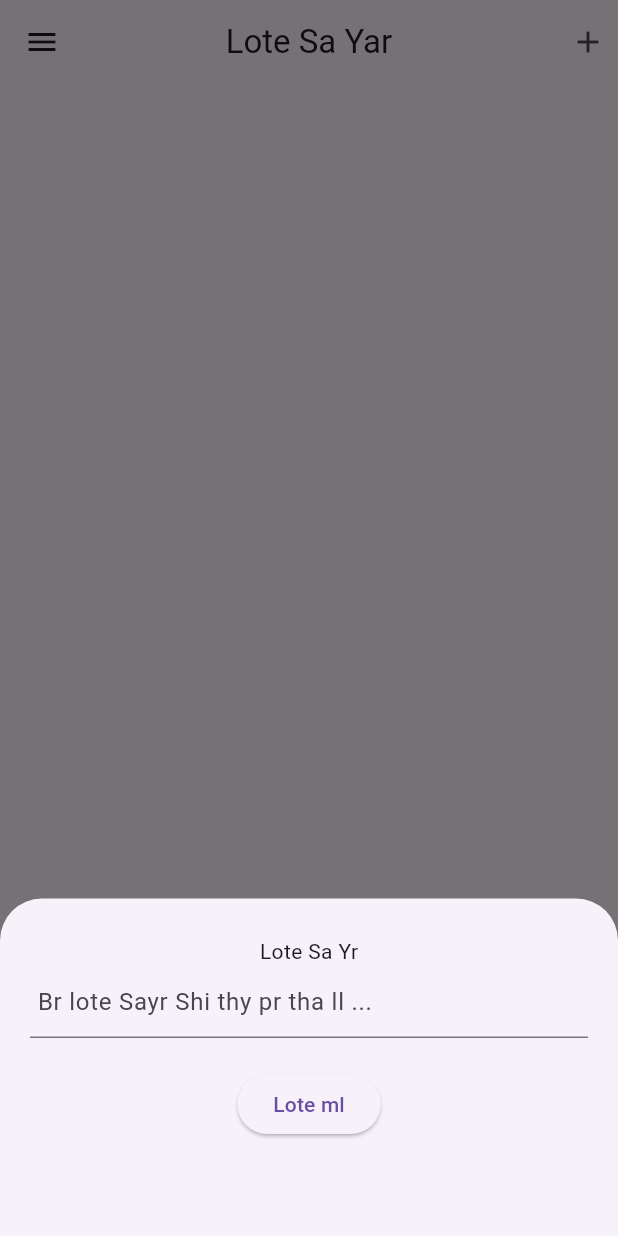
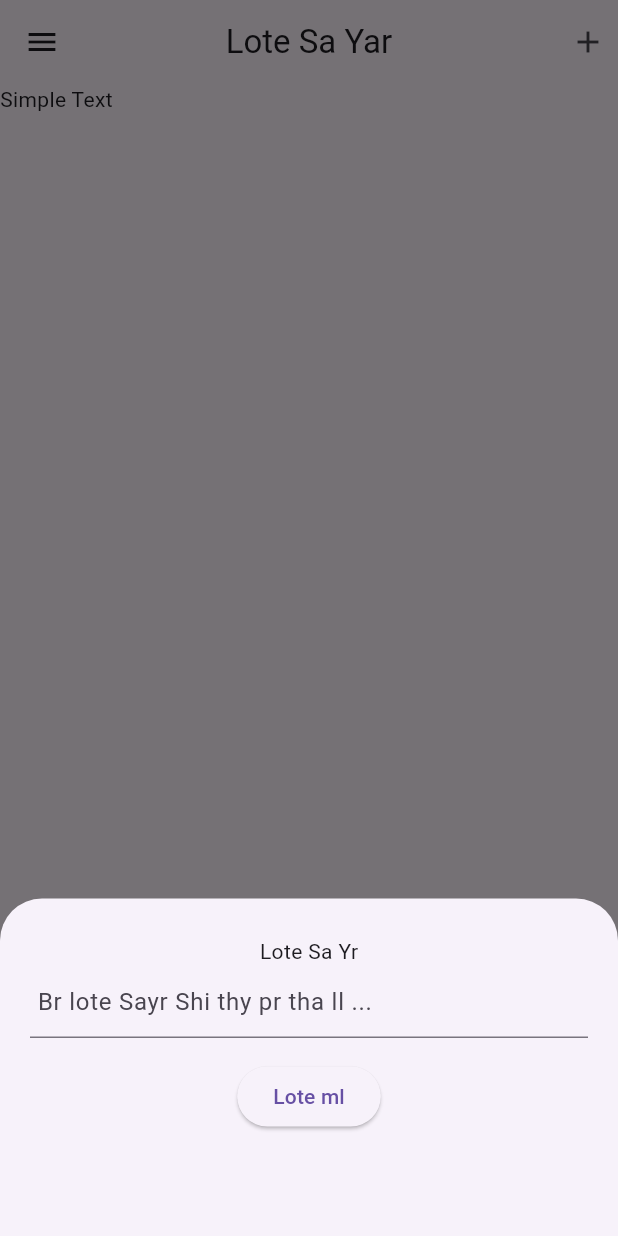
Before and after one commit to Myatty/Lote-Sa-Yar, a Flutter app: the screen it shows after launch, after a tap on the "add" icon, on a phone screen of 412 x 824 dp. Run offline on Flutter 3.47's test engine with Material 3 defaults, Android fonts, the phone set to English and light mode, and no system bars; our stand-ins replace feather_icons.

Commit message:
Fix keyboard overlaps

```diff
--- a/lib/addTodo.dart
+++ b/lib/addTodo.dart
@@ -1,7 +1,8 @@
 import 'package:flutter/material.dart';
 
 class AddTodo extends StatefulWidget {
-  const AddTodo({super.key});
+  void Function() changeText;
+  AddTodo({super.key, required this.changeText});
 
   @override
   State<AddTodo> createState() => _AddTodoState();
@@ -27,9 +28,11 @@ class _AddTodoState extends State<AddTodo> {
               hintText: 'Br lote Sayr Shi thy pr tha ll ... '),
         ),
         Padding(
-          padding: const EdgeInsets.only(top: 20.0), // Add padding to the top
+          padding: const EdgeInsets.only(top: 15.0), // Add padding to the top
           child: ElevatedButton(
-            onPressed: () {},
+            onPressed: () {
+              widget.changeText();
+            },
             child: Text("Lote ml"),
           ),
         ),
--- a/lib/mainScreen.dart
+++ b/lib/mainScreen.dart
@@ -10,6 +10,14 @@ class Mainscreen extends StatefulWidget {
 }
 
 class _MainscreenState extends State<Mainscreen> {
+  String text = 'Simple Text';
+
+  void changeText() {
+    setState(() {
+      text = 'Text Changed';
+    });
+  }
+
   @override
   Widget build(BuildContext context) {
     return Scaffold(
@@ -23,10 +31,15 @@ class _MainscreenState extends State<Mainscreen> {
               showModalBottomSheet(
                   context: context,
                   builder: (context) {
-                    return Container(
-                      padding: EdgeInsets.all(20),
-                      height: 225,
-                      child: AddTodo(),
+                    return Padding(
+                      padding: MediaQuery.of(context).viewInsets,
+                      child: Container(
+                        padding: EdgeInsets.all(20),
+                        height: 225,
+                        child: AddTodo(
+                          changeText: changeText,
+                        ),
+                      ),
                     );
                   });
             },
@@ -39,7 +52,9 @@ class _MainscreenState extends State<Mainscreen> {
           )
         ],
       ),
-      body: Container(),
+      body: Container(
+        child: Text('$text'),
+      ),
     );
   }
 }
```
